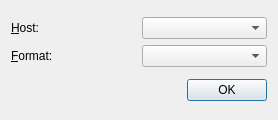
guendto/abby, file rc/formatdlg.ui: the form before one commit.
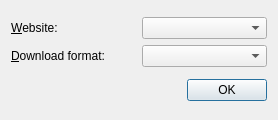
The form after the commit.

The edit to the form file:
```diff
--- a/rc/formatdlg.ui
+++ b/rc/formatdlg.ui
@@ -24,7 +24,7 @@
        <item>
         <widget class="QLabel" name="label" >
          <property name="text" >
-          <string>&amp;Host:</string>
+          <string>&amp;Website:</string>
          </property>
          <property name="buddy" >
           <cstring>hostBox</cstring>
@@ -41,7 +41,7 @@
        <item>
         <widget class="QLabel" name="label_2" >
          <property name="text" >
-          <string>&amp;Format:</string>
+          <string>&amp;Download format:</string>
          </property>
          <property name="buddy" >
           <cstring>formatBox</cstring>
```
